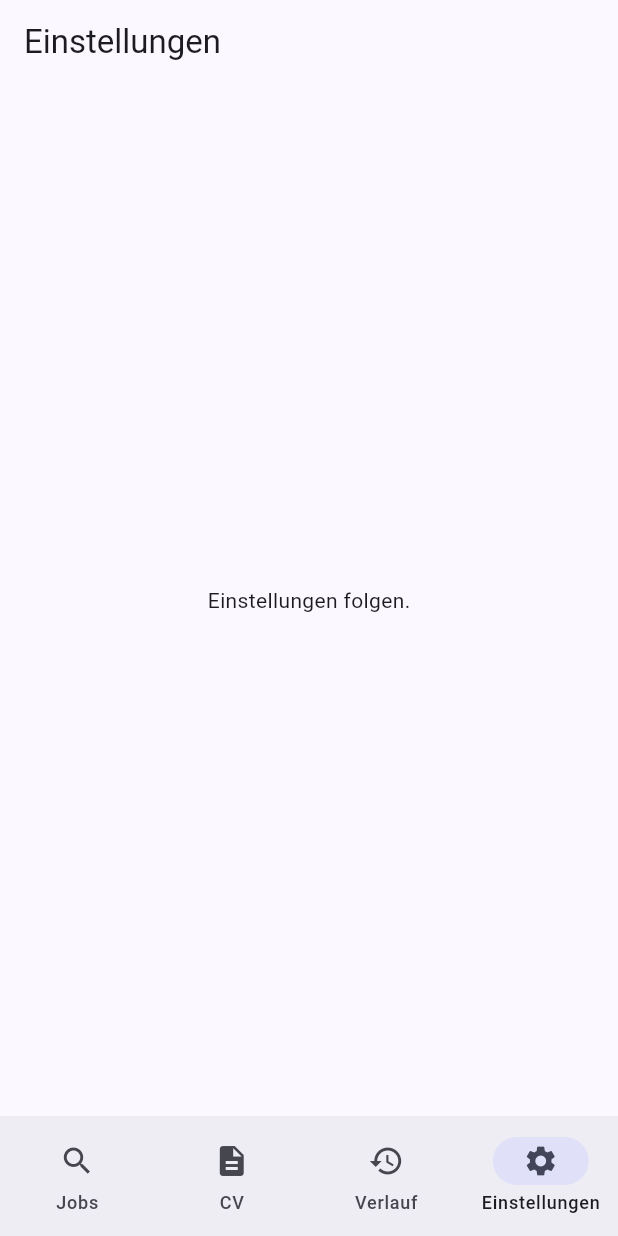
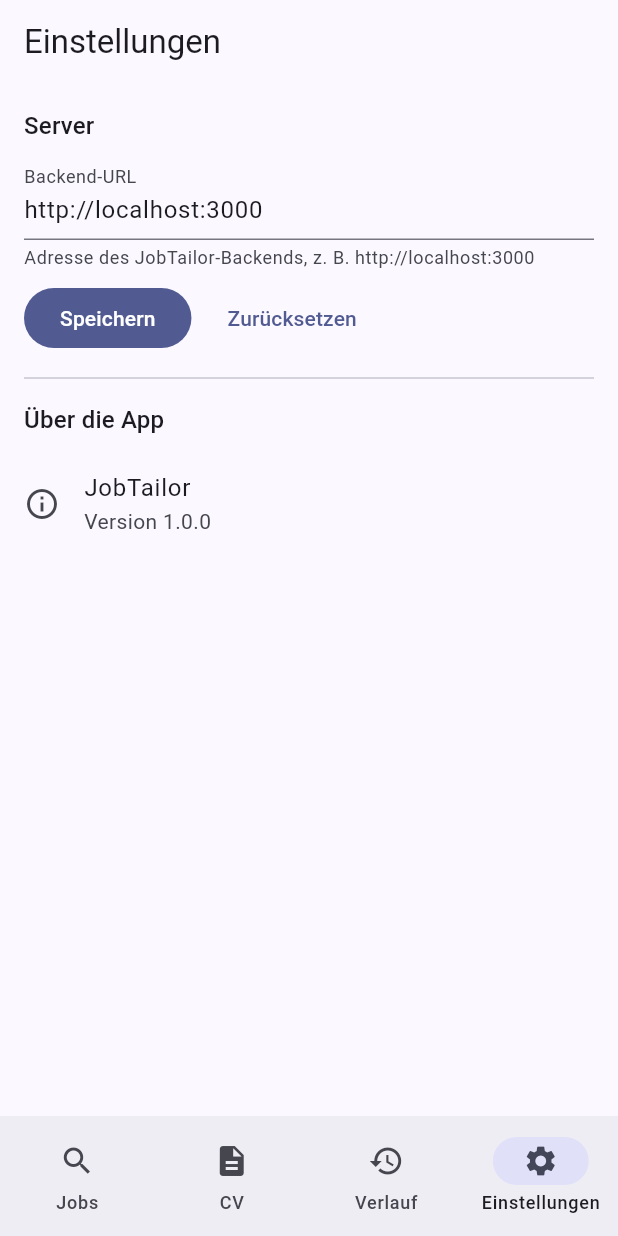
Before and after one commit to sabinadauhrer/JOb, a Flutter app: the SettingsScreen screen opened by its route, on a phone screen of 412 x 824 dp. Run offline on Flutter 3.47's test engine with Material 3 defaults, Android fonts, the phone set to English and light mode, and no system bars; our stand-ins replace dio, flutter_riverpod, freezed_annotation, go_router, shared_preferences; accounts and stored records are empty.

Commit message:
Replace placeholder screens with realistic stubs
Settings now surfaces and persists the backend URL (previously wired
up but never exposed in the UI), plus an about section. Application
history shows a proper empty state with a CTA into job search instead
of a bare placeholder line.

Co-Authored-By: Claude Sonnet 5 <noreply@anthropic.com>
Claude-Session: https://claude.ai/code/session_01N6j2LzMvnt1hh9Mt6GNkog

```diff
--- a/app/lib/features/settings/presentation/screens/settings_screen.dart
+++ b/app/lib/features/settings/presentation/screens/settings_screen.dart
@@ -1,13 +1,85 @@
 import 'package:flutter/material.dart';
+import 'package:flutter_riverpod/flutter_riverpod.dart';
 
-class SettingsScreen extends StatelessWidget {
+import '../../../../core/network/dio_client.dart';
+
+class SettingsScreen extends ConsumerStatefulWidget {
   const SettingsScreen({super.key});
+
+  @override
+  ConsumerState<SettingsScreen> createState() => _SettingsScreenState();
+}
+
+class _SettingsScreenState extends ConsumerState<SettingsScreen> {
+  late final TextEditingController _backendUrlController;
+
+  @override
+  void initState() {
+    super.initState();
+    _backendUrlController = TextEditingController(text: ref.read(backendUrlProvider));
+  }
+
+  @override
+  void dispose() {
+    _backendUrlController.dispose();
+    super.dispose();
+  }
+
+  void _saveBackendUrl() {
+    final url = _backendUrlController.text.trim();
+    if (url.isEmpty) return;
+    ref.read(sharedPreferencesProvider).setString(backendUrlPrefsKey, url);
+    ref.read(backendUrlProvider.notifier).state = url;
+    ScaffoldMessenger.of(context).showSnackBar(
+      const SnackBar(content: Text('Backend-URL gespeichert.')),
+    );
+  }
+
+  void _resetBackendUrl() {
+    _backendUrlController.text = defaultBackendUrl;
+    ref.read(sharedPreferencesProvider).remove(backendUrlPrefsKey);
+    ref.read(backendUrlProvider.notifier).state = defaultBackendUrl;
+    ScaffoldMessenger.of(context).showSnackBar(
+      const SnackBar(content: Text('Backend-URL zurückgesetzt.')),
+    );
+  }
 
   @override
   Widget build(BuildContext context) {
     return Scaffold(
       appBar: AppBar(title: const Text('Einstellungen')),
-      body: const Center(child: Text('Einstellungen folgen.')),
+      body: ListView(
+        padding: const EdgeInsets.all(16),
+        children: [
+          Text('Server', style: Theme.of(context).textTheme.titleMedium),
+          const SizedBox(height: 8),
+          TextField(
+            controller: _backendUrlController,
+            decoration: const InputDecoration(
+              labelText: 'Backend-URL',
+              helperText: 'Adresse des JobTailor-Backends, z. B. http://localhost:3000',
+            ),
+            keyboardType: TextInputType.url,
+          ),
+          const SizedBox(height: 8),
+          Row(
+            children: [
+              FilledButton(onPressed: _saveBackendUrl, child: const Text('Speichern')),
+              const SizedBox(width: 12),
+              TextButton(onPressed: _resetBackendUrl, child: const Text('Zurücksetzen')),
+            ],
+          ),
+          const Divider(height: 32),
+          Text('Über die App', style: Theme.of(context).textTheme.titleMedium),
+          const SizedBox(height: 8),
+          const ListTile(
+            contentPadding: EdgeInsets.zero,
+            leading: Icon(Icons.info_outline),
+            title: Text('JobTailor'),
+            subtitle: Text('Version 1.0.0'),
+          ),
+        ],
+      ),
     );
   }
 }
```
Also changed, not shown: app/lib/features/application/presentation/screens/application_history_screen.dart (+35 -1 lines).
